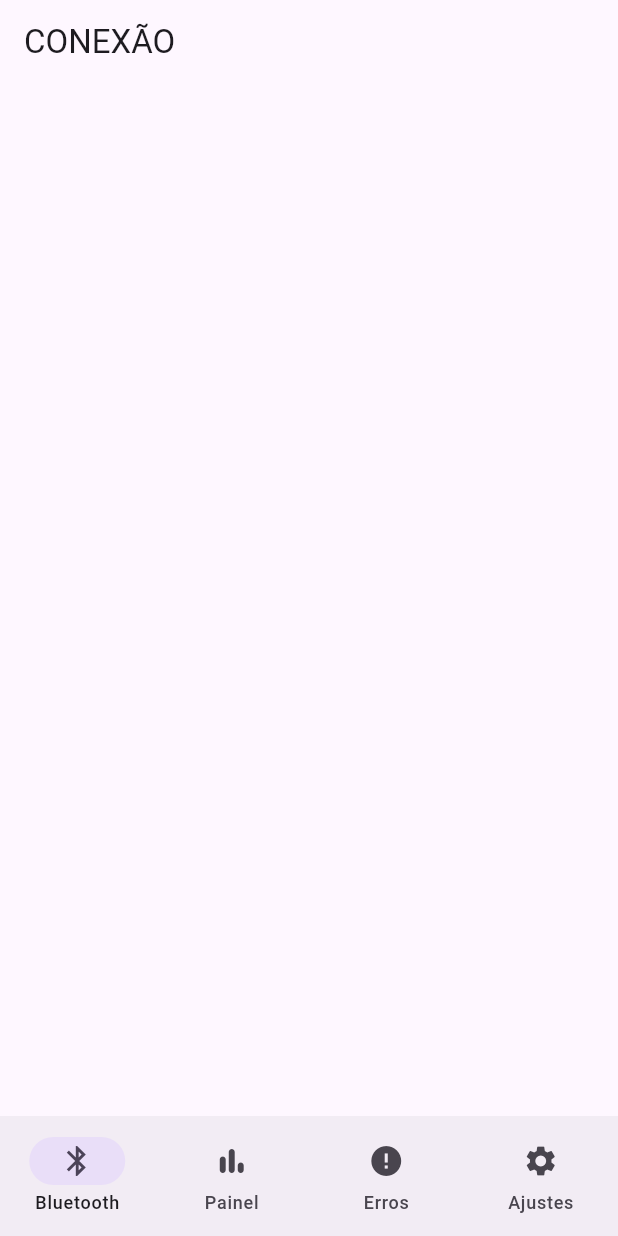
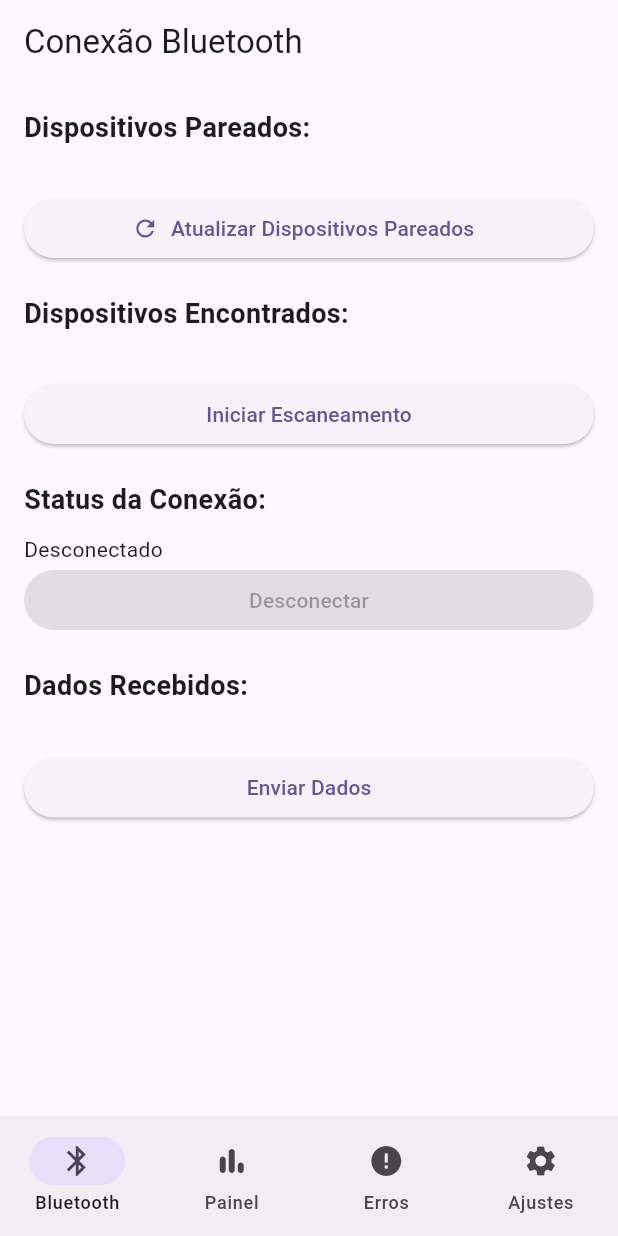
Before and after one commit to devgomes10/dcm, a Flutter app: the screen it shows after launch, on a phone screen of 412 x 824 dp. Run offline on Flutter 3.47's test engine with Material 3 defaults, Android fonts, the phone set to English and light mode, and no system bars; missing offline and left inert: bluetooth_classic.

Commit message:
iniciando conexão bluetooth com o pacote 'bluetooth_classic'

```diff
--- a/lib/views/bluetooth_connection/bluetooth_connection_view.dart
+++ b/lib/views/bluetooth_connection/bluetooth_connection_view.dart
@@ -1,19 +1,169 @@
 import 'package:flutter/material.dart';
+import 'package:bluetooth_classic/bluetooth_classic.dart';
+import 'package:bluetooth_classic/models/device.dart';
 
 class BluetoothConnectionView extends StatefulWidget {
-  const BluetoothConnectionView({super.key});
+  const BluetoothConnectionView({Key? key}) : super(key: key);
 
   @override
-  State<BluetoothConnectionView> createState() =>
-      _BluetoothConnectionViewState();
+  _BluetoothConnectionViewState createState() => _BluetoothConnectionViewState();
 }
 
 class _BluetoothConnectionViewState extends State<BluetoothConnectionView> {
+  final BluetoothClassic _bluetooth = BluetoothClassic();
+  List<Device> _pairedDevices = [];
+  List<Device> _discoveredDevices = [];
+  bool _scanning = false;
+  bool _connected = false;
+  String _receivedData = '';
+
+  @override
+  void initState() {
+    super.initState();
+    _initializeBluetooth();
+  }
+
+  Future<void> _initializeBluetooth() async {
+    await _bluetooth.initPermissions();
+    _getPairedDevices();
+  }
+
+  Future<void> _getPairedDevices() async {
+    List<Device> pairedDevices = await _bluetooth.getPairedDevices();
+    setState(() {
+      _pairedDevices = pairedDevices;
+    });
+  }
+
+  Future<void> _startScan() async {
+    setState(() {
+      _scanning = true;
+      _discoveredDevices = [];
+    });
+
+    _bluetooth.onDeviceDiscovered().listen((device) {
+      setState(() {
+        _discoveredDevices.add(device);
+      });
+    });
+
+    await _bluetooth.startScan();
+  }
+
+  Future<void> _stopScan() async {
+    await _bluetooth.stopScan();
+    setState(() {
+      _scanning = false;
+    });
+  }
+
+  Future<void> _connectToDevice(Device device) async {
+    await _bluetooth.connect(device.address, "00001101-0000-1000-8000-00805f9b34fb");
+
+    _bluetooth.onDeviceDataReceived().listen((data) {
+      setState(() {
+        _receivedData += String.fromCharCodes(data);
+      });
+    });
+
+    setState(() {
+      _connected = true;
+    });
+  }
+
+  Future<void> _disconnect() async {
+    await _bluetooth.disconnect();
+    setState(() {
+      _connected = false;
+    });
+  }
+
+  Future<void> _sendData(String data) async {
+    await _bluetooth.write(data);
+  }
+
   @override
   Widget build(BuildContext context) {
     return Scaffold(
       appBar: AppBar(
-        title: const Text("CONEXÃO"),
+        title: Text("Conexão Bluetooth"),
+      ),
+      body: SingleChildScrollView(
+        padding: EdgeInsets.all(16.0),
+        child: Column(
+          crossAxisAlignment: CrossAxisAlignment.stretch,
+          children: [
+            Text(
+              "Dispositivos Pareados:",
+              style: TextStyle(fontSize: 18.0, fontWeight: FontWeight.bold),
+            ),
+            SizedBox(height: 10),
+            Column(
+              children: _pairedDevices.map((device) {
+                return ListTile(
+                  title: Text(device.name ?? "Desconhecido"),
+                  subtitle: Text(device.address),
+                );
+              }).toList(),
+            ),
+            SizedBox(height: 20),
+            ElevatedButton.icon(
+              onPressed: _getPairedDevices,
+              icon: Icon(Icons.refresh),
+              label: Text("Atualizar Dispositivos Pareados"),
+            ),
+            SizedBox(height: 20),
+            Text(
+              "Dispositivos Encontrados:",
+              style: TextStyle(fontSize: 18.0, fontWeight: FontWeight.bold),
+            ),
+            SizedBox(height: 10),
+            _scanning ? Text("Escaneando...") : SizedBox(),
+            Column(
+              children: _discoveredDevices.map((device) {
+                return ListTile(
+                  title: Text(device.name ?? "Desconhecido"),
+                  subtitle: Text(device.address),
+                  onTap: () => _connectToDevice(device),
+                );
+              }).toList(),
+            ),
+            SizedBox(height: 20),
+            ElevatedButton(
+              onPressed: () {
+                if (_scanning) {
+                  _stopScan();
+                } else {
+                  _startScan();
+                }
+              },
+              child: Text(_scanning ? "Parar Escaneamento" : "Iniciar Escaneamento"),
+            ),
+
+            SizedBox(height: 20),
+            Text(
+              "Status da Conexão:",
+              style: TextStyle(fontSize: 18.0, fontWeight: FontWeight.bold),
+            ),
+            SizedBox(height: 10),
+            Text(_connected ? "Conectado" : "Desconectado"),
+            ElevatedButton(
+              onPressed: _connected ? _disconnect : null,
+              child: Text("Desconectar"),
+            ),
+            SizedBox(height: 20),
+            Text(
+              "Dados Recebidos:",
+              style: TextStyle(fontSize: 18.0, fontWeight: FontWeight.bold),
+            ),
+            SizedBox(height: 10),
+            Text(_receivedData),
+            ElevatedButton(
+              onPressed: () => _sendData("ping"),
+              child: Text("Enviar Dados"),
+            ),
+          ],
+        ),
       ),
     );
   }
--- a/pubspec.yaml
+++ b/pubspec.yaml
@@ -35,6 +35,7 @@ dependencies:
   # The following adds the Cupertino Icons font to your application.
   # Use with the CupertinoIcons class for iOS style icons.
   cupertino_icons: ^1.0.6
+  bluetooth_classic: ^0.0.1
 
 dev_dependencies:
   flutter_test:
```
Also changed, not shown: pubspec.lock.
